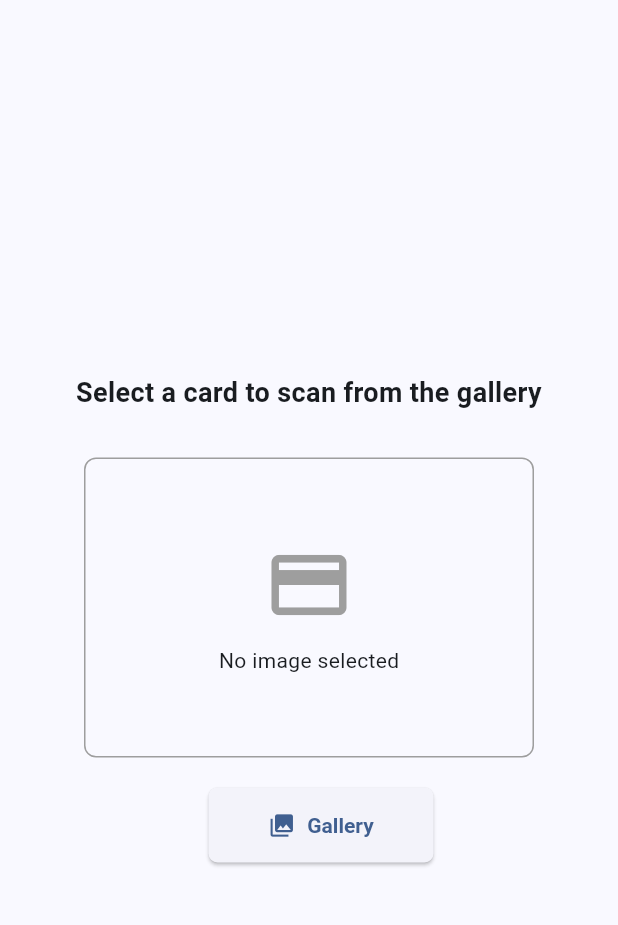
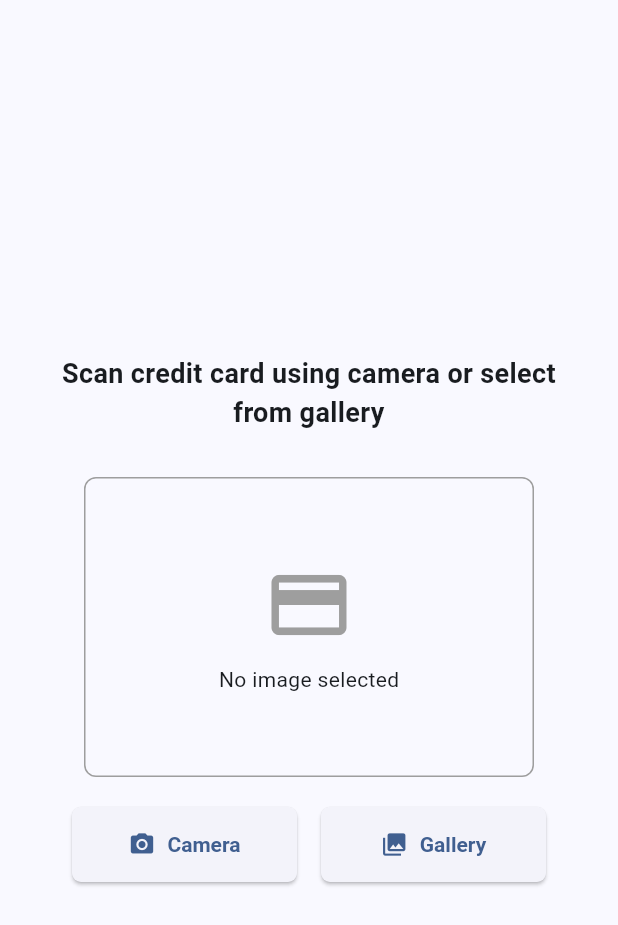
Before and after one commit to OlwethuB/card_reader, a Flutter app: the ScanCamera screen opened directly, on a phone screen of 412 x 824 dp. Shown: the top 925 px of the screen. Run offline on Flutter 3.47's test engine with Material 3 defaults, Android fonts, the phone set to English and light mode, and no system bars; our stand-ins replace flutter_riverpod, image_picker, shared_preferences; missing offline and left inert: google_ml_kit; accounts and stored records are empty.

Commit message:
Simplified camera and structures

```diff
--- a/lib/components/scan_camera.dart
+++ b/lib/components/scan_camera.dart
@@ -1,8 +1,7 @@
 import 'dart:io';
 import 'package:card_reader/components/card_preview.dart';
-import 'package:card_reader/components/card_scanner.dart';
 import 'package:card_reader/utils/card_utils.dart';
-import 'package:card_reader/utils/ocr_utils.dart'; // NEW IMPORT
+import 'package:card_reader/utils/ocr_utils.dart';
 import 'package:flutter/material.dart';
 import 'package:google_ml_kit/google_ml_kit.dart';
 import 'package:image_picker/image_picker.dart';
@@ -21,12 +20,11 @@ class _ScanCameraState extends State<ScanCamera> {
   String? _scannedCardNumber;
   String? _scannedCardType;
   String? _fullScannedText;
-  String? _scannedCVV; // NEW FIELD
-  String? _scannedExpiryMonth; // NEW FIELD
-  String? _scannedExpiryYear; // NEW FIELD
-  String? _scannedCardHolder; // NEW FIELD
+  String? _scannedCVV;
+  String? _scannedExpiryMonth;
+  String? _scannedExpiryYear;
+  String? _scannedCardHolder;
   final ImagePicker _picker = ImagePicker();
-  bool _showScanner = false;
   bool _isProcessing = false;
 
   Future<void> _pickImage(ImageSource source) async {
@@ -36,7 +34,7 @@ class _ScanCameraState extends State<ScanCamera> {
         _scannedCardNumber = null;
         _scannedCardType = null;
         _fullScannedText = null;
-        _scannedCVV = null; // RESET NEW FIELDS
+        _scannedCVV = null;
         _scannedExpiryMonth = null;
         _scannedExpiryYear = null;
         _scannedCardHolder = null;
@@ -57,9 +55,9 @@ class _ScanCameraState extends State<ScanCamera> {
     } catch (e) {
       debugPrint("Image pick error: $e");
       if (mounted) {
-        ScaffoldMessenger.of(context).showSnackBar(
-          const SnackBar(content: Text('Error picking image')),
-        );
+        ScaffoldMessenger.of(
+          context,
+        ).showSnackBar(const SnackBar(content: Text('Error picking image')));
       }
     } finally {
       if (mounted) {
@@ -78,7 +76,9 @@ class _ScanCameraState extends State<ScanCamera> {
 
       final textRecognizer = TextRecognizer();
       final inputImage = InputImage.fromFile(imageFile);
-      final RecognizedText recognizedText = await textRecognizer.processImage(inputImage);
+      final RecognizedText recognizedText = await textRecognizer.processImage(
+        inputImage,
+      );
 
       String fullText = recognizedText.text;
 
@@ -98,8 +98,9 @@ class _ScanCameraState extends State<ScanCamera> {
         setState(() {
           _fullScannedText = fullText;
           _scannedCardNumber = cardNumber;
-          _scannedCardType = cardNumber.isNotEmpty ? getCardType(cardNumber) : 'Unknown';
-          _scannedCVV = cvv; // SET NEW FIELDS
+          _scannedCardType =
+              cardNumber.isNotEmpty ? getCardType(cardNumber) : 'Unknown';
+          _scannedCVV = cvv;
           _scannedExpiryMonth = expiryDate['month'];
           _scannedExpiryYear = expiryDate['year'];
           _scannedCardHolder = cardHolder;
@@ -110,7 +111,9 @@ class _ScanCameraState extends State<ScanCamera> {
       if (cardNumber.isEmpty && mounted) {
         ScaffoldMessenger.of(context).showSnackBar(
           SnackBar(
-            content: const Text('No card number detected. Try a clearer image.'),
+            content: const Text(
+              'No card number detected. Try a clearer image.',
+            ),
             action: SnackBarAction(
               label: 'View OCR',
               onPressed: () => _showOcrResults(fullText),
@@ -126,9 +129,9 @@ class _ScanCameraState extends State<ScanCamera> {
         setState(() {
           _isProcessing = false;
         });
-        ScaffoldMessenger.of(context).showSnackBar(
-          const SnackBar(content: Text('Error processing image')),
-        );
+        ScaffoldMessenger.of(
+          context,
+        ).showSnackBar(const SnackBar(content: Text('Error processing image')));
       }
     }
   }
@@ -136,11 +139,10 @@ class _ScanCameraState extends State<ScanCamera> {
   void _showOcrResults(String fullText) {
     showDialog(
       context: context,
-      builder: (context) => AlertDialog(
+      builder:
+          (context) => AlertDialog(
             title: const Text('Full OCR Results'),
-        content: SingleChildScrollView(
-          child: Text(fullText),
-        ),
+            content: SingleChildScrollView(child: Text(fullText)),
             actions: [
               TextButton(
                 onPressed: () => Navigator.pop(context),
@@ -151,50 +153,35 @@ class _ScanCameraState extends State<ScanCamera> {
     );
   }
 
-  void _handleCardScanned(String cardNumber, String fullText) {
-    if (mounted) {
-      // Extract all details when using camera scanner
-      String cvv = OcrUtils.extractCVV(fullText);
-      Map<String, String> expiryDate = OcrUtils.extractExpiryDate(fullText);
-      String cardHolder = OcrUtils.extractCardHolder(fullText);
-
-      setState(() {
-        _scannedCardNumber = cardNumber;
-        _scannedCardType = getCardType(cardNumber);
-        _fullScannedText = fullText;
-        _scannedCVV = cvv;
-        _scannedExpiryMonth = expiryDate['month'];
-        _scannedExpiryYear = expiryDate['year'];
-        _scannedCardHolder = cardHolder;
-        _showScanner = false;
-      });
-    }
-  }
-
   void _resetScan() {
     setState(() {
       _scannedCardNumber = null;
       _scannedCardType = null;
       _imageFile = null;
       _fullScannedText = null;
-      _scannedCVV = null; // RESET NEW FIELDS
+      _scannedCVV = null;
       _scannedExpiryMonth = null;
       _scannedExpiryYear = null;
       _scannedCardHolder = null;
-      _showScanner = false;
     });
   }
 
-  void _handleSave(String country, String cvv, String expiryMonth, String expiryYear, String cardHolder) {
+  void _handleSave(
+    String country,
+    String cvv,
+    String expiryMonth,
+    String expiryYear,
+    String cardHolder,
+  ) {
     if (_scannedCardNumber != null && widget.onCardScanned != null) {
       widget.onCardScanned!({
         'cardNumber': _scannedCardNumber!,
         'cardType': _scannedCardType!,
         'country': country,
         'cvv': cvv,
-        'expiryMonth': expiryMonth, // NEW FIELD
-        'expiryYear': expiryYear, // NEW FIELD
-        'cardHolder': cardHolder, // NEW FIELD
+        'expiryMonth': expiryMonth,
+        'expiryYear': expiryYear,
+        'cardHolder': cardHolder,
       });
     }
 
@@ -203,33 +190,11 @@ class _ScanCameraState extends State<ScanCamera> {
 
   @override
   Widget build(BuildContext context) {
-    if (_showScanner) {
-      return Stack(
-        children: [
-          CardScanner(onCardScanned: _handleCardScanned),
-          Positioned(
-            top: 20,
-            left: 0,
-            right: 0,
-            child: Container(
-              color: Colors.black54,
-              padding: const EdgeInsets.all(8),
-              child: const Text(
-                'Point camera at credit card. Ensure good lighting.',
-                style: TextStyle(color: Colors.white),
-                textAlign: TextAlign.center,
-              ),
-            ),
-          ),
-        ],
-      );
-    }
-
     if (_scannedCardNumber != null) {
       return CardPreview(
         cardNumber: _scannedCardNumber!,
         cardType: _scannedCardType!,
-        cvv: _scannedCVV ?? '', // PASS NEW FIELDS
+        cvv: _scannedCVV ?? '',
         expiryMonth: _scannedExpiryMonth ?? '',
         expiryYear: _scannedExpiryYear ?? '',
         cardHolder: _scannedCardHolder ?? '',
@@ -246,14 +211,14 @@ class _ScanCameraState extends State<ScanCamera> {
             mainAxisAlignment: MainAxisAlignment.center,
             children: [
               const Text(
-                'Select a card to scan from the gallery',
-                // 'Scan credit card using camera or select from gallery',
+                // 'Select a card to scan from the gallery',
+                'Scan credit card using camera or select from gallery',
                 textAlign: TextAlign.center,
                 style: TextStyle(fontSize: 18, fontWeight: FontWeight.bold),
               ),
               const SizedBox(height: 30),
 
-              // Display selected image with OCR results
+              // selected image with OCR results
               if (_imageFile != null) ...[
                 Card(
                   elevation: 4,
@@ -306,35 +271,50 @@ class _ScanCameraState extends State<ScanCamera> {
                                 style: TextStyle(
                                   fontSize: 12,
                                   fontWeight: FontWeight.bold,
-                                  color: _scannedCardNumber != null ? Colors.green : Colors.red,
+                                  color:
+                                      _scannedCardNumber != null
+                                          ? Colors.green
+                                          : Colors.red,
                                 ),
                               ),
                               if (_scannedCardNumber != null) ...[
                                 const SizedBox(height: 8),
                                 Text(
                                   'Card Type: $_scannedCardType',
-                                  style: const TextStyle(fontSize: 12, fontWeight: FontWeight.bold),
+                                  style: const TextStyle(
+                                    fontSize: 12,
+                                    fontWeight: FontWeight.bold,
+                                  ),
                                 ),
                               ],
                               if (_scannedCVV?.isNotEmpty ?? false) ...[
                                 const SizedBox(height: 8),
                                 Text(
                                   'CVV: $_scannedCVV',
-                                  style: const TextStyle(fontSize: 12, fontWeight: FontWeight.bold),
+                                  style: const TextStyle(
+                                    fontSize: 12,
+                                    fontWeight: FontWeight.bold,
+                                  ),
                                 ),
                               ],
                               if (_scannedExpiryMonth?.isNotEmpty ?? false) ...[
                                 const SizedBox(height: 8),
                                 Text(
                                   'Expiry: ${_scannedExpiryMonth}/${_scannedExpiryYear}',
-                                  style: const TextStyle(fontSize: 12, fontWeight: FontWeight.bold),
+                                  style: const TextStyle(
+                                    fontSize: 12,
+                                    fontWeight: FontWeight.bold,
+                                  ),
                                 ),
                               ],
                               if (_scannedCardHolder?.isNotEmpty ?? false) ...[
                                 const SizedBox(height: 8),
                                 Text(
                                   'Card Holder: $_scannedCardHolder',
-                                  style: const TextStyle(fontSize: 12, fontWeight: FontWeight.bold),
+                                  style: const TextStyle(
+                                    fontSize: 12,
+                                    fontWeight: FontWeight.bold,
+                                  ),
                                 ),
                               ],
                             ],
@@ -374,17 +354,19 @@ class _ScanCameraState extends State<ScanCamera> {
                 Row(
                   mainAxisAlignment: MainAxisAlignment.center,
                   children: [
-                    // ElevatedButton.icon(
-                    //   icon: const Icon(Icons.camera_alt),
-                    //   label: const Text('Camera'),
-                    //   onPressed: () => setState(() => _showScanner = true),
-                    //   style: ElevatedButton.styleFrom(
-                    //     minimumSize: const Size(150, 50),
-                    //     padding: const EdgeInsets.symmetric(vertical: 16),
-                    //     textStyle: const TextStyle(fontWeight: FontWeight.bold),
-                    //     shape: RoundedRectangleBorder( borderRadius: BorderRadius.circular(6), ),
-                    //   ),
-                    // ),
+                    ElevatedButton.icon(
+                      icon: const Icon(Icons.camera_alt),
+                      label: const Text('Camera'),
+                      onPressed: () => _pickImage(ImageSource.camera),
+                      style: ElevatedButton.styleFrom(
+                        minimumSize: const Size(150, 50),
+                        padding: const EdgeInsets.symmetric(vertical: 16),
+                        textStyle: const TextStyle(fontWeight: FontWeight.bold),
+                        shape: RoundedRectangleBorder(
+                          borderRadius: BorderRadius.circular(6),
+                        ),
+                      ),
+                    ),
                     const SizedBox(width: 16),
                     ElevatedButton.icon(
                       icon: const Icon(Icons.photo_library),
@@ -394,7 +376,9 @@ class _ScanCameraState extends State<ScanCamera> {
                         minimumSize: const Size(150, 50),
                         padding: const EdgeInsets.symmetric(vertical: 16),
                         textStyle: const TextStyle(fontWeight: FontWeight.bold),
-                        shape: RoundedRectangleBorder( borderRadius: BorderRadius.circular(6), ),
+                        shape: RoundedRectangleBorder(
+                          borderRadius: BorderRadius.circular(6),
+                        ),
                       ),
                     ),
                     const SizedBox(height: 16),
@@ -408,7 +392,8 @@ class _ScanCameraState extends State<ScanCamera> {
                           minimumSize: const Size(200, 50),
                         ),
                       ),
-                    if (_fullScannedText != null && _scannedCardNumber == null) ...[
+                    if (_fullScannedText != null &&
+                        _scannedCardNumber == null) ...[
                       const SizedBox(height: 16),
                       ElevatedButton.icon(
                         icon: const Icon(Icons.info),
@@ -433,7 +418,7 @@ class _ScanCameraState extends State<ScanCamera> {
   void _manualEntryFromOcr() {
     if (_fullScannedText == null) return;
 
-    // Extract potential card numbers from OCR text
+    // OCR text
     String allDigits = _fullScannedText!.replaceAll(RegExp(r'\D'), '');
     List<String> potentialNumbers = [];
 
@@ -448,7 +433,8 @@ class _ScanCameraState extends State<ScanCamera> {
 
     showDialog(
       context: context,
-      builder: (context) => AlertDialog(
+      builder:
+          (context) => AlertDialog(
             title: const Text('Select Card Number'),
             content: SizedBox(
               width: double.maxFinite,
@@ -459,12 +445,17 @@ class _ScanCameraState extends State<ScanCamera> {
                   String number = potentialNumbers[index];
                   return ListTile(
                     title: Text(number),
-                subtitle: Text('${number.length} digits - ${getCardType(number)}'),
+                    subtitle: Text(
+                      '${number.length} digits - ${getCardType(number)}',
+                    ),
                     onTap: () {
                       // Extract other details when user selects a card number
                       String cvv = OcrUtils.extractCVV(_fullScannedText!);
-                  Map<String, String> expiryDate = OcrUtils.extractExpiryDate(_fullScannedText!);
-                  String cardHolder = OcrUtils.extractCardHolder(_fullScannedText!);
+                      Map<String, String> expiryDate =
+                          OcrUtils.extractExpiryDate(_fullScannedText!);
+                      String cardHolder = OcrUtils.extractCardHolder(
+                        _fullScannedText!,
+                      );
 
                       setState(() {
                         _scannedCardNumber = number;
```
Also changed, not shown: lib/components/card_scanner.dart (deleted, +0 -227 lines), lib/components/details_form.dart (+2 -6 lines), lib/screens/home_page.dart (+7 -10 lines), lib/utils/card_utils.dart (+16 -0 lines), lib/utils/country_utils.dart (+6 -1 lines). Lines whose indentation alone changed are shown as unchanged.
